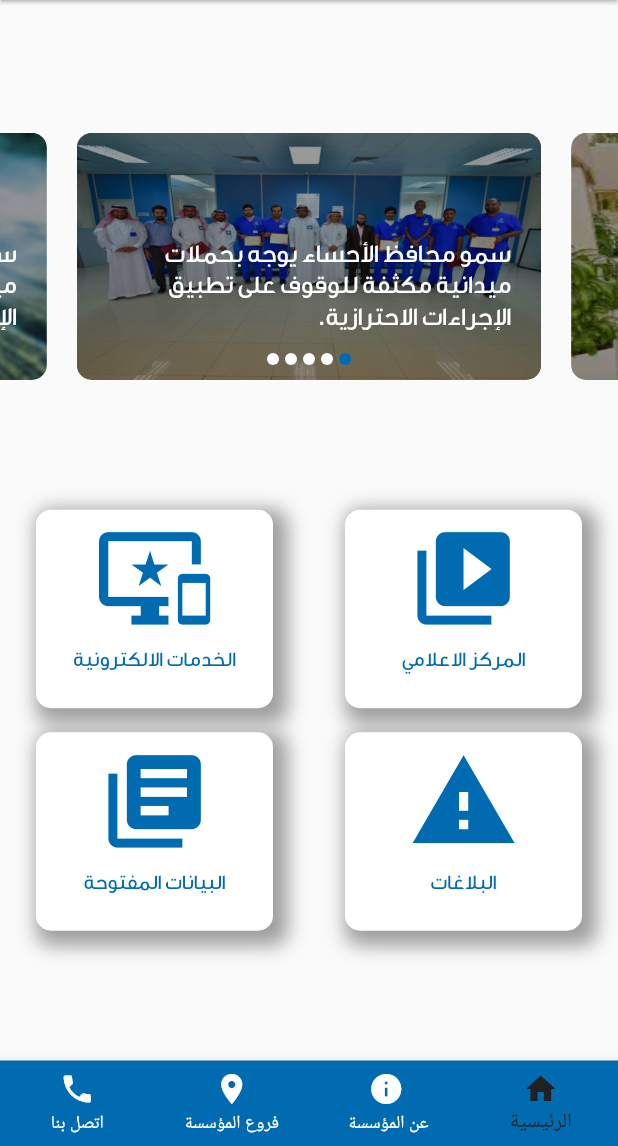
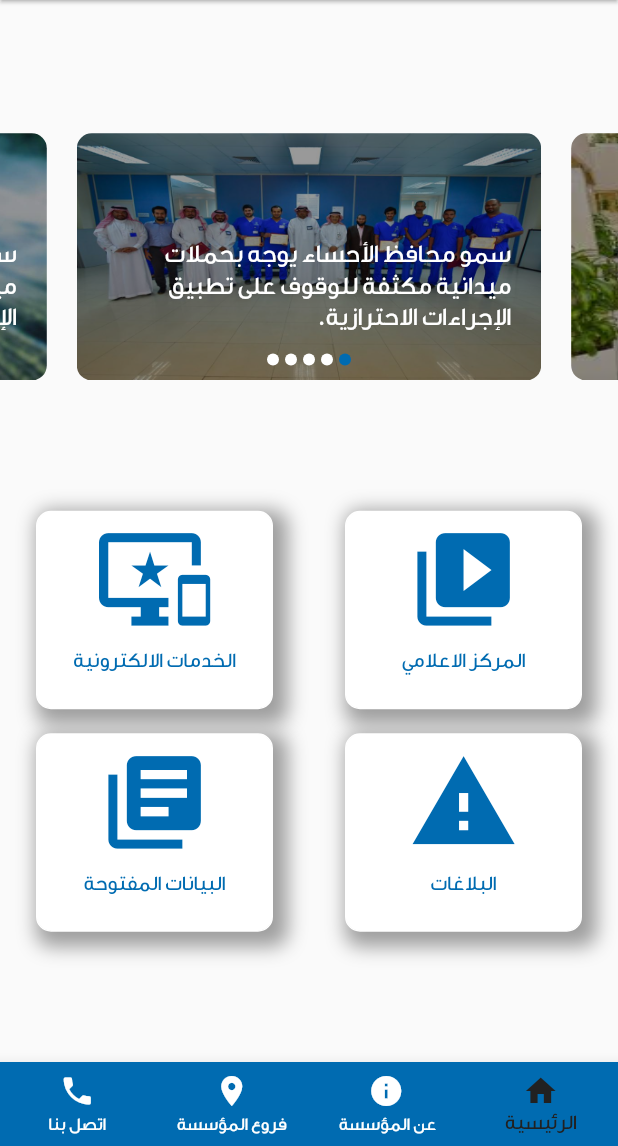
Before and after one commit to Esra12989/SIO_Platform_App, a Flutter app: the screen it shows after launch, on a phone screen of 412 x 824 dp, the part 90-1236 px from its top. Run offline on Flutter 3.47's test engine with Material 2 defaults, Android fonts, the phone set to English and light mode, and no system bars; our stand-ins replace getflutter.

Commit message:
fifth Commit

```diff
--- a/lib/main.dart
+++ b/lib/main.dart
@@ -30,8 +30,11 @@ class MyApp extends StatelessWidget {
         );
       },
       title: 'Rai Platform',
-      theme: ThemeData.light()
-          .copyWith(primaryColor: kBlueColor, accentColor: kYellowColor),
+      theme: ThemeData(
+        primaryColor: kBlueColor,
+        accentColor: kYellowColor,
+        fontFamily: kArabicFontMedium,
+      ),
       initialRoute: SplashScreen.routeName,
       //**Screen Roots**
       routes: {
```
